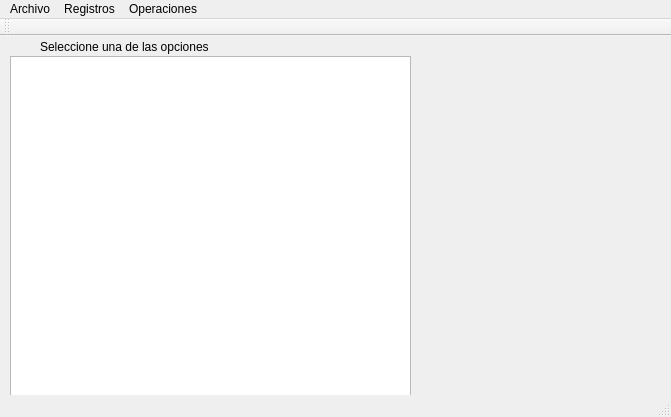
Qt form mainwindow.ui (JoedHernandez1995/Proyecto_FileStructures) before a commit.
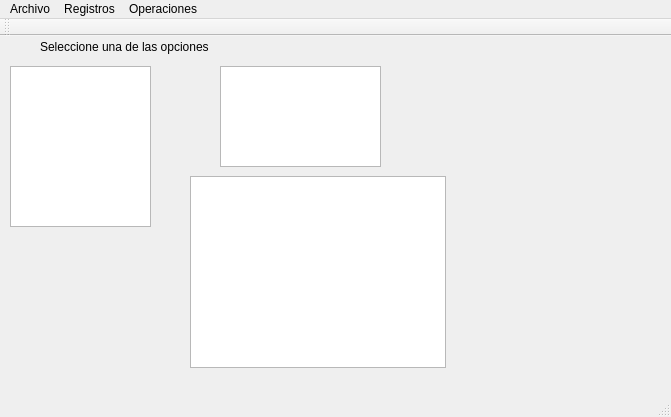
The same form after that commit.

```diff
--- a/mainwindow.ui
+++ b/mainwindow.ui
@@ -21,9 +21,9 @@
     <property name="geometry">
      <rect>
       <x>10</x>
-      <y>20</y>
-      <width>401</width>
-      <height>361</height>
+      <y>30</y>
+      <width>141</width>
+      <height>161</height>
      </rect>
     </property>
    </widget>
@@ -40,6 +40,29 @@
      <string>Seleccione una de las opciones</string>
     </property>
    </widget>
+   <widget class="QTableWidget" name="tablaLista">
+    <property name="geometry">
+     <rect>
+      <x>220</x>
+      <y>30</y>
+      <width>161</width>
+      <height>101</height>
+     </rect>
+    </property>
+    <property name="rowCount">
+     <number>0</number>
+    </property>
+   </widget>
+   <widget class="QTextBrowser" name="browserImpresion">
+    <property name="geometry">
+     <rect>
+      <x>190</x>
+      <y>140</y>
+      <width>256</width>
+      <height>192</height>
+     </rect>
+    </property>
+   </widget>
   </widget>
   <widget class="QMenuBar" name="menuBar">
    <property name="geometry">
```
Left out of the diff: 2 changed lines with no effect on the pictures.
